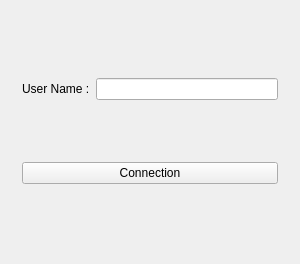
Qt form widget.ui (Fourure/IRC_Client) before a commit.
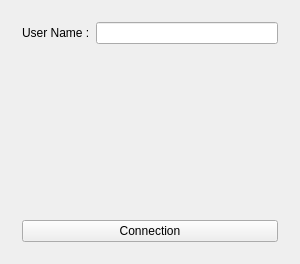
The same form after that commit.

Commit message: utilisation des messages

```diff
--- a/widget.ui
+++ b/widget.ui
@@ -68,6 +68,19 @@
          </item>
         </layout>
        </item>
+       <item>
+        <spacer name="verticalSpacer">
+         <property name="orientation">
+          <enum>Qt::Vertical</enum>
+         </property>
+         <property name="sizeHint" stdset="0">
+          <size>
+           <width>20</width>
+           <height>40</height>
+          </size>
+         </property>
+        </spacer>
+       </item>
        <item>
         <widget class="QPushButton" name="pushButton_Connect">
          <property name="text">
```
The commit also changes 1 other file.
